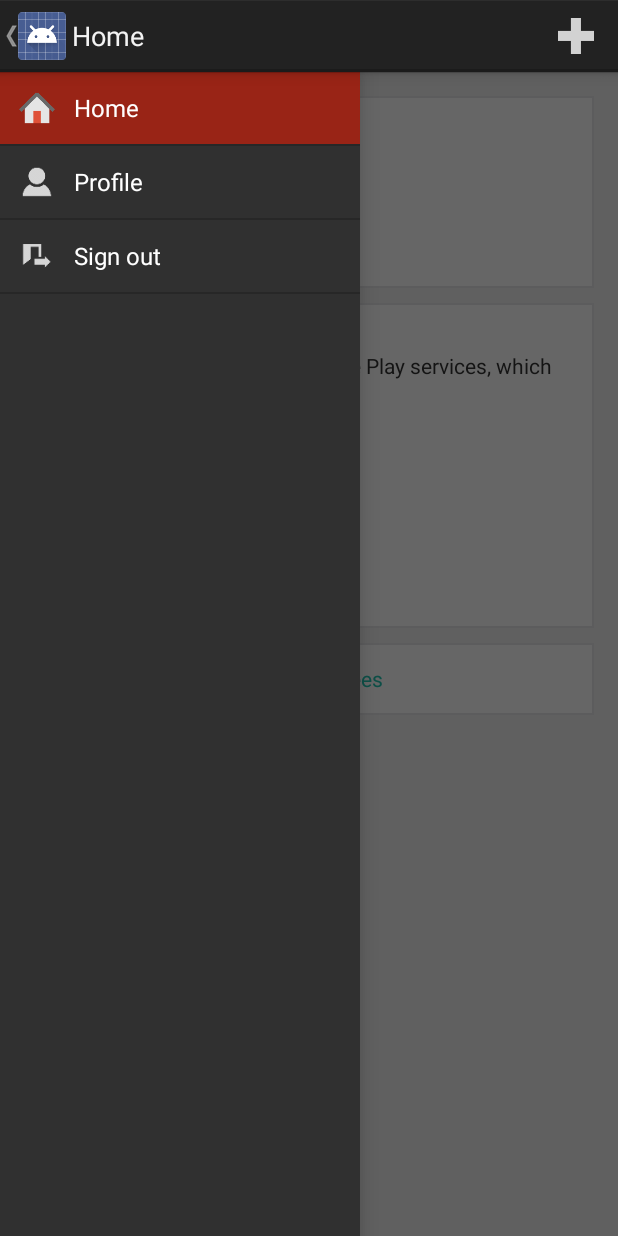
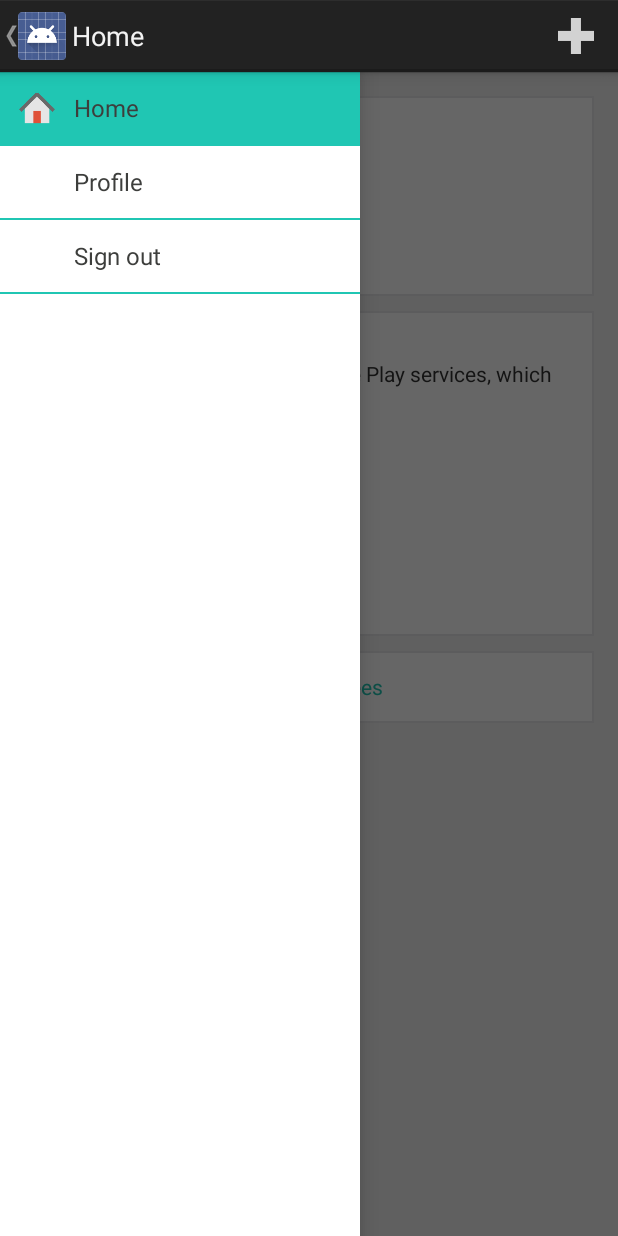
Before and after one commit to eecsninja/partyview, an Android app: the fragment AcceptedEventDetailFragment placed in its activity, with the side drawer open, on a phone screen of 412 x 824 dp. Run offline under Robolectric (Android 15) with nearby library versions, the phone set to English and light mode, and no system bars; libraries missing offline, so code that uses them is left out: com.astuetz; 18 statements that could not run were skipped.

Commit message:
update nav drawer colors. need to update icons

```diff
--- a/app/src/main/java/com/sms/partyview/fragments/EventDetailFragment.java
+++ b/app/src/main/java/com/sms/partyview/fragments/EventDetailFragment.java
@@ -153,6 +153,9 @@ public abstract class EventDetailFragment extends Fragment {
         // For zooming automatically to the Dropped PIN Location
         mMap.animateCamera(CameraUpdateFactory.newLatLngZoom(new LatLng(latitude,
                 longitude), 12.0f));
+
+        mMap.getUiSettings().setZoomControlsEnabled(false);
+        mMap.getUiSettings().setMyLocationButtonEnabled(false);
     }
 
     protected boolean isPlayServicesAvailable() {
--- a/app/src/main/res/drawable/bg_card.xml
+++ b/app/src/main/res/drawable/bg_card.xml
@@ -11,7 +11,7 @@
         </shape>
     </item>
 
-    <item android:bottom="5dp">
+    <item android:bottom="2dp">
         <shape android:shape="rectangle"
                android:dither="true">
 
--- a/app/src/main/res/layout/activity_event.xml
+++ b/app/src/main/res/layout/activity_event.xml
@@ -11,7 +11,8 @@
         android:layout_height="40dp"
         app:pstsShouldExpand="true"
         app:pstsTabPaddingLeftRight="10dp"
-        app:pstsIndicatorHeight="5dp" />
+        app:pstsIndicatorHeight="5dp"
+        app:pstsIndicatorColor="@color/custom_teal"/>
 
     <android.support.v4.view.ViewPager
         android:id="@+id/vpEventPager"
--- a/app/src/main/res/layout/event_item.xml
+++ b/app/src/main/res/layout/event_item.xml
@@ -13,7 +13,7 @@
             android:id="@+id/tvEventItemTitle" android:layout_alignParentTop="true"
             android:layout_alignParentLeft="true" android:layout_alignParentStart="true"
             android:textStyle="bold"
-            android:textColor="@color/custom_blue"/>
+            android:textColor="@color/custom_teal"/>
     <TextView
             android:layout_width="wrap_content"
             android:layout_height="wrap_content"
--- a/app/src/main/res/layout/fragment_event_detail.xml
+++ b/app/src/main/res/layout/fragment_event_detail.xml
@@ -26,18 +26,14 @@
             android:textSize="12sp"
             android:textStyle="bold"
             android:layout_marginBottom="5dp"/>
-        <LinearLayout
-            android:layout_width="fill_parent"
+        <TextView
+            android:id="@+id/tvEventName"
+            android:text=""
+            android:textSize="14sp"
+            android:layout_width="wrap_content"
             android:layout_height="wrap_content"
-            android:orientation="horizontal">
-            <TextView
-                android:id="@+id/tvEventName"
-                android:text=""
-                android:textSize="14sp"
-                android:layout_width="wrap_content"
-                android:layout_height="wrap_content"
-                android:textStyle="bold"/>
-        </LinearLayout>
+            android:textStyle="bold"
+            android:layout_marginBottom="5dp"/>
 
         <LinearLayout
             android:orientation="horizontal"
--- a/app/src/main/res/layout/fragment_event_tabs.xml
+++ b/app/src/main/res/layout/fragment_event_tabs.xml
@@ -11,7 +11,8 @@
                 android:layout_height="40dp"
                 app:pstsShouldExpand="true"
                 app:pstsTabPaddingLeftRight="10dp"
-                app:pstsIndicatorHeight="5dp"/>
+                app:pstsIndicatorHeight="5dp"
+                app:pstsIndicatorColor="@color/custom_teal"/>
 
         <android.support.v4.view.ViewPager
                 android:id="@+id/vpPager"
--- a/app/src/main/res/values/colors.xml
+++ b/app/src/main/res/values/colors.xml
@@ -45,10 +45,10 @@
     <color name="background_dark">#C35817</color>
 
     <!--for sliding menu-->
-    <color name="list_item_title">#fff</color>
-    <color name="list_background">#303030</color>
-    <color name="list_background_pressed">#992416</color>
-    <color name="list_divider">#272727</color>
+    <color name="list_item_title">#3d3e3c</color>
+    <color name="list_background">#ffffff</color>
+    <color name="list_background_pressed">#20c6b3</color>
+    <color name="list_divider">#20c6b3</color>
     <color name="counter_text_bg">#626262</color>
     <color name="counter_text_color">#c5c4c4</color>
 
```
